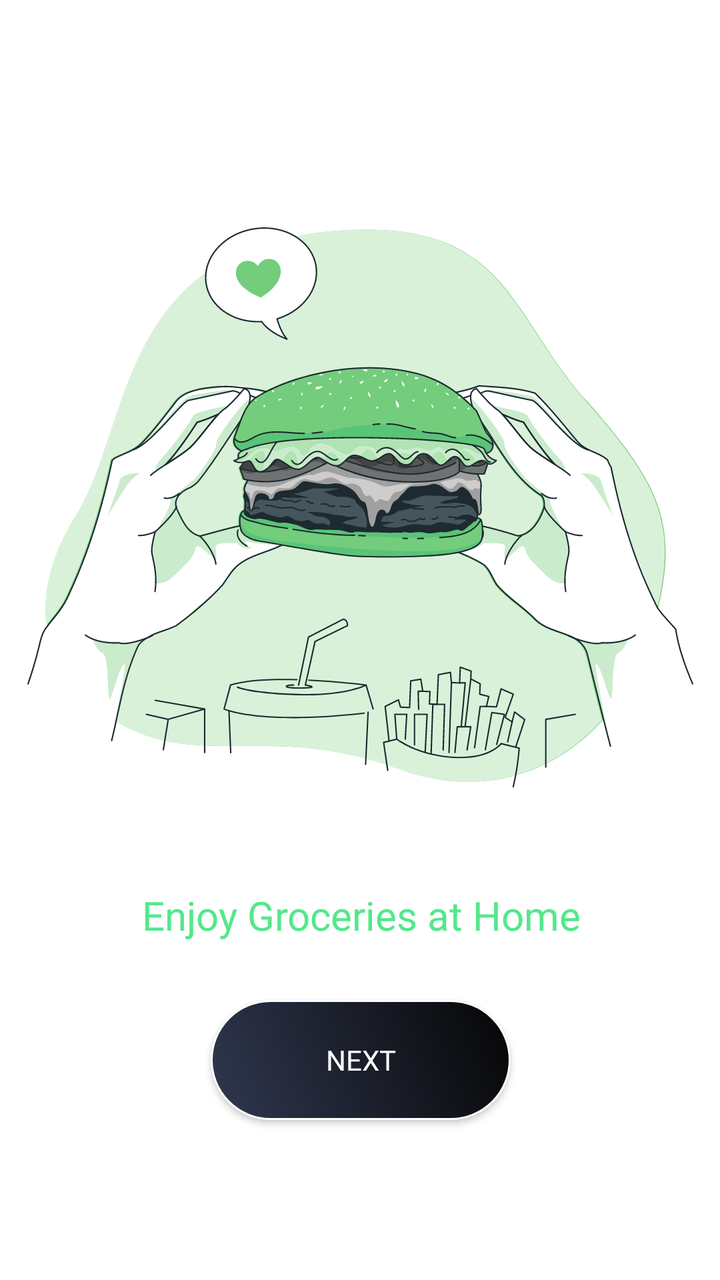
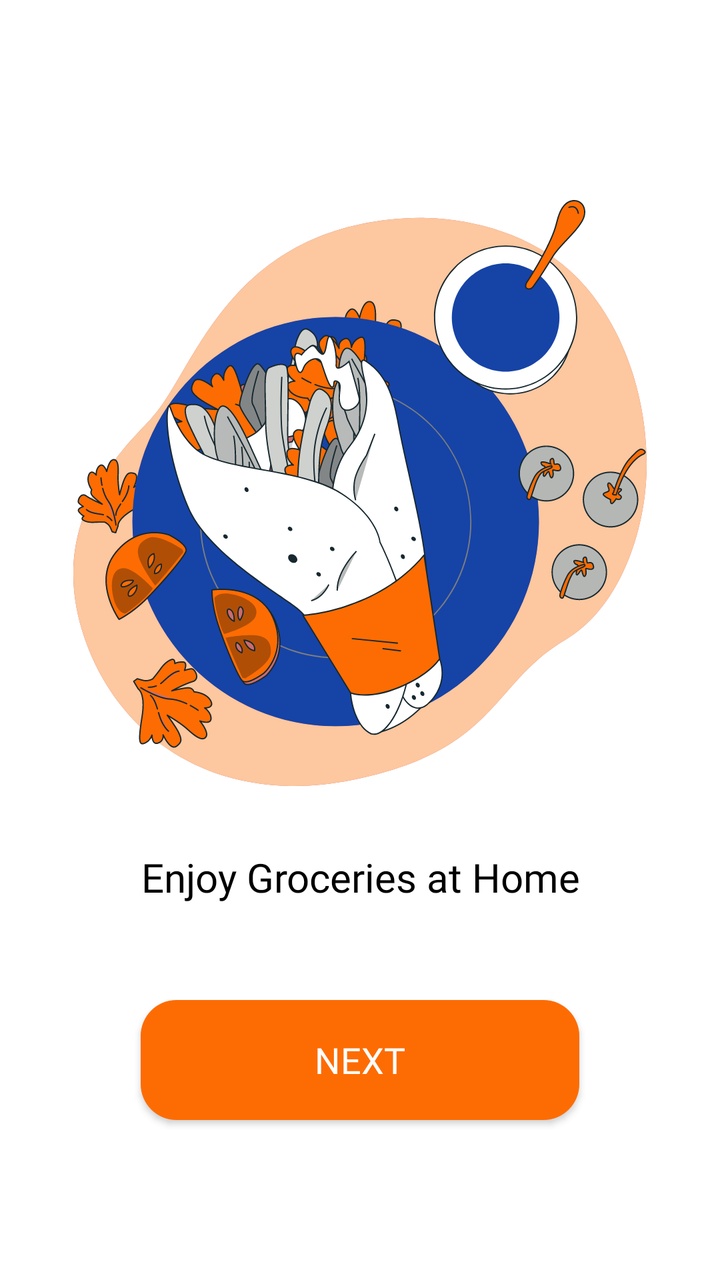

The first picture is an Android layout as it rendered before a commit; the second is the same layout after the commit. The layout source and the unified diff follow.
<!-- AndroidManifest.xml: application theme Theme.MiniProject -->
<!-- res/layout/activity_start.xml -->
<?xml version="1.0" encoding="utf-8"?>
<androidx.constraintlayout.widget.ConstraintLayout xmlns:android="http://schemas.android.com/apk/res/android"
    xmlns:app="http://schemas.android.com/apk/res-auto"
    xmlns:tools="http://schemas.android.com/tools"
    android:id="@+id/backlocation"
    android:background="@color/white"
    android:layout_width="match_parent"
    android:layout_height="match_parent"
    tools:context=".StartActivity">

    <ImageView
        android:id="@+id/imageView2"
        android:layout_width="wrap_content"
        android:layout_height="wrap_content"
        android:layout_marginTop="100dp"
        app:layout_constraintEnd_toEndOf="parent"
        app:layout_constraintStart_toStartOf="parent"
        app:layout_constraintTop_toTopOf="parent"
        app:srcCompat="@drawable/backkground_start_1" />

    <TextView
        android:id="@+id/textView4"
        android:layout_width="wrap_content"
        android:layout_height="wrap_content"
        android:layout_marginTop="32dp"
        android:fontFamily="@font/madaniarabic_medium"
        android:text="Enjoy Groceries at Home"
        android:textAlignment="center"
        android:textColor="@color/green"
        android:textSize="20sp"
        app:layout_constraintEnd_toEndOf="@+id/imageView2"
        app:layout_constraintStart_toStartOf="@+id/imageView2"
        app:layout_constraintTop_toBottomOf="@+id/imageView2" />

    <androidx.appcompat.widget.AppCompatButton
        android:id="@+id/btnnext"
        android:layout_width="wrap_content"
        android:layout_height="wrap_content"
        android:layout_marginBottom="80dp"
        android:width="150dp"
        android:height="60dp"
        android:background="@drawable/buttoncolor"
        android:fontFamily="@font/roboto_medium"
        android:text="Next"
        android:textAlignment="center"
        android:textColor="@color/secondary"
        app:layout_constraintBottom_toBottomOf="parent"
        app:layout_constraintEnd_toEndOf="@+id/textView4"
        app:layout_constraintStart_toStartOf="@+id/textView4"
        app:layout_constraintTop_toBottomOf="@+id/textView4"
        app:layout_constraintVertical_bias="1.0" />

</androidx.constraintlayout.widget.ConstraintLayout>
<!-- resources referenced by this layout -->
<resources>
  <color name="green">#53E88B</color>
  <color name="secondary">#FFFFFFFF</color>
  <color name="white">#FFFFFFFF</color>
  <!-- drawable backkground_start_1: vector/xml drawable (drawable, 192838 chars, omitted) -->
  <!-- drawable buttoncolor (drawable) -->
  <?xml version="1.0" encoding="utf-8"?>
  <shape xmlns:android="http://schemas.android.com/apk/res/android">
  <gradient android:angle="45" android:startColor="#303850"  android:endColor="#060606"></gradient>
      <corners android:radius="50dp"></corners>
      <stroke android:color="#ffffff" android:width="1dp"></stroke>
  </shape>
  <style name="Theme.MiniProject" parent="Base.Theme.MiniProject" />
  <style name="Base.Theme.MiniProject" parent="Theme.Material3.DayNight.NoActionBar">
          
          <item name="android:windowActivityTransitions">true</item>
          <item name="android:windowAnimationStyle">@style/WindowAnimations</item>
  
          <item name="bottomNavigationStyle">@style/Widget.App.BottomNavigationView</item>
      </style>
  <style name="WindowAnimations">
          <item name="android:activityOpenEnterAnimation">@anim/slide_in_right</item>
          <item name="android:activityOpenExitAnimation">@anim/slide_out_left</item>
          <item name="android:activityCloseEnterAnimation">@anim/fade_in</item>
          <item name="android:activityCloseExitAnimation">@anim/fade_out</item>
      </style>
  <style name="Widget.App.BottomNavigationView" parent="Widget.Material3.BottomNavigationView">
          <item name="itemActiveIndicatorStyle">@style/App.Custom.Indicator</item>
      </style>
  <style name="App.Custom.Indicator" parent="Widget.Material3.BottomNavigationView.ActiveIndicator">
          
          <item name="android:width">45dp</item>
          <item name="android:height">45dp</item>
  
          
          <item name="android:color">@color/theme_orange</item>
          <item name="shapeAppearance">@style/ShapeAppearance.RoundedRect</item>
      </style>
  <color name="theme_orange">#fd6c02</color>
  <style name="ShapeAppearance.RoundedRect" parent="">
          <item name="cornerFamily">rounded</item>
          <item name="cornerSize">50%</item> 
      </style>
</resources>

<!-- the commit's change to res/layout/activity_start.xml (unified diff, before → after) -->
@@ -10,13 +10,13 @@
 
     <ImageView
         android:id="@+id/imageView2"
-        android:layout_width="wrap_content"
-        android:layout_height="wrap_content"
+        android:layout_width="300dp"
+        android:layout_height="293dp"
         android:layout_marginTop="100dp"
         app:layout_constraintEnd_toEndOf="parent"
         app:layout_constraintStart_toStartOf="parent"
         app:layout_constraintTop_toTopOf="parent"
-        app:srcCompat="@drawable/backkground_start_1" />
+        app:srcCompat="@drawable/startscreen" />
 
     <TextView
         android:id="@+id/textView4"
@@ -26,7 +26,7 @@
         android:fontFamily="@font/madaniarabic_medium"
         android:text="Enjoy Groceries at Home"
         android:textAlignment="center"
-        android:textColor="@color/green"
+        android:textColor="@color/black"
         android:textSize="20sp"
         app:layout_constraintEnd_toEndOf="@+id/imageView2"
         app:layout_constraintStart_toStartOf="@+id/imageView2"
@@ -34,7 +34,7 @@
 
     <androidx.appcompat.widget.AppCompatButton
         android:id="@+id/btnnext"
-        android:layout_width="wrap_content"
+        android:layout_width="0dp"
         android:layout_height="wrap_content"
         android:layout_marginBottom="80dp"
         android:width="150dp"
@@ -42,6 +42,7 @@
         android:background="@drawable/buttoncolor"
         android:fontFamily="@font/roboto_medium"
         android:text="Next"
+        android:textSize="18sp"
         android:textAlignment="center"
         android:textColor="@color/secondary"
         app:layout_constraintBottom_toBottomOf="parent"
<!-- resource entries referenced after the edit -->
@@ -1,16 +1,15 @@
 <!-- resources referenced by this layout -->
 <resources>
-  <color name="green">#53E88B</color>
+  <color name="black">#FF000000</color>
   <color name="secondary">#FFFFFFFF</color>
   <color name="white">#FFFFFFFF</color>
-  <!-- drawable backkground_start_1: vector/xml drawable (drawable, 192838 chars, omitted) -->
   <!-- drawable buttoncolor (drawable) -->
   <?xml version="1.0" encoding="utf-8"?>
   <shape xmlns:android="http://schemas.android.com/apk/res/android">
-  <gradient android:angle="45" android:startColor="#303850"  android:endColor="#060606"></gradient>
-      <corners android:radius="50dp"></corners>
-      <stroke android:color="#ffffff" android:width="1dp"></stroke>
+      <solid android:color="@color/theme_orange"></solid>
+      <corners android:radius="18dp"></corners>
   </shape>
+  <!-- drawable startscreen: vector/xml drawable (drawable, 184013 chars, omitted) -->
   <style name="Theme.MiniProject" parent="Base.Theme.MiniProject" />
   <style name="Base.Theme.MiniProject" parent="Theme.Material3.DayNight.NoActionBar">
           
